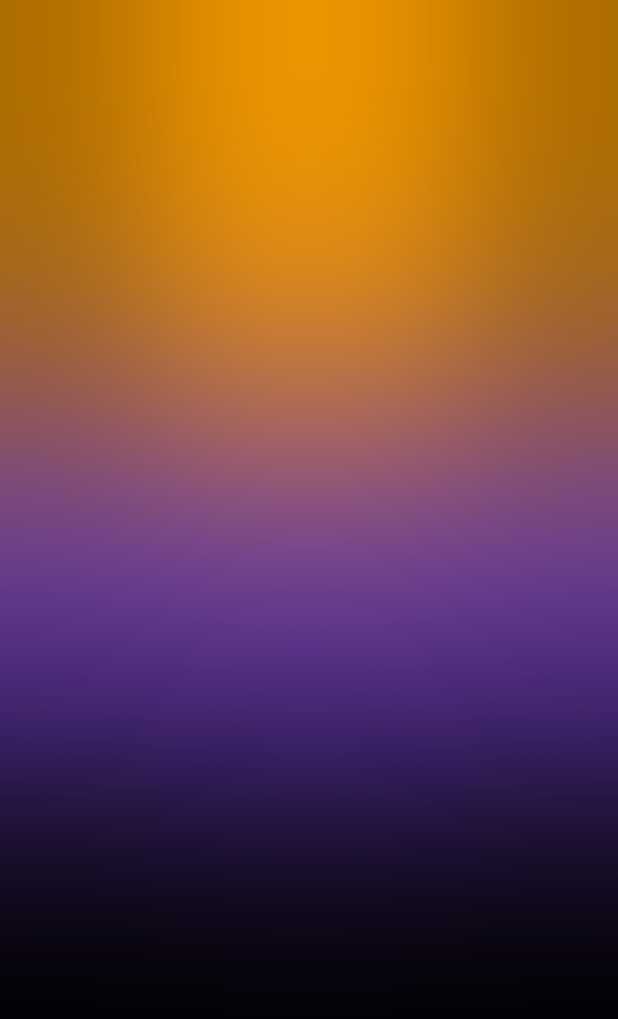
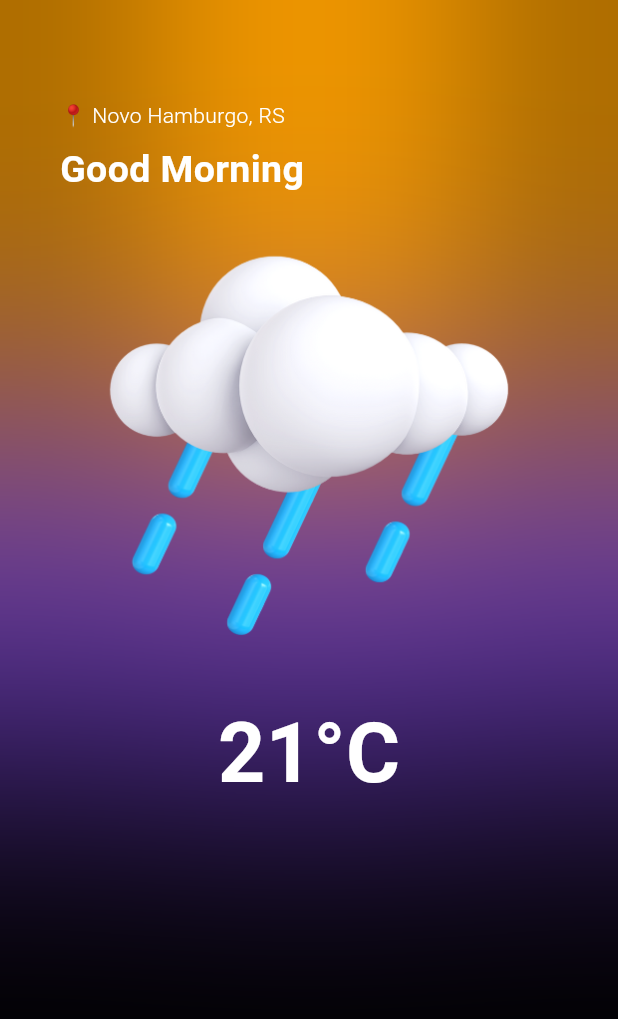
Before and after one commit to Victor-Zarzar/weather-flutter, a Flutter app: the screen it shows after launch, on a phone screen of 412 x 824 dp. Shown: the top 1019 px of the screen. Run offline on Flutter 3.47's test engine with Material 3 defaults, Android fonts, the phone set to English and light mode, and no system bars; our stand-ins replace bloc, equatable.

Commit message:
implement assets, and updates in home page

```diff
--- a/lib/components/app_theme.dart
+++ b/lib/components/app_theme.dart
@@ -23,3 +23,11 @@ class CircleColor {
 
   static Color get secondaryColor => const Color(0xFFFFA000);
 }
+
+class TextColor {
+  TextColor._();
+
+  static Color get primaryColor => const Color(0xFFFFFFFF);
+
+  static Color get secondaryColor => const Color(0x00000000);
+}
--- a/lib/pages/home_page.dart
+++ b/lib/pages/home_page.dart
@@ -15,10 +15,12 @@ class HomePage extends StatelessWidget {
       appBar: AppBar(
         backgroundColor: BackGround.secondaryColor,
         elevation: 0,
-        systemOverlayStyle: const SystemUiOverlayStyle(statusBarBrightness: Brightness.dark,
+        systemOverlayStyle: const SystemUiOverlayStyle(
+          statusBarBrightness: Brightness.dark,
         ),
       ),
-      body: Padding(padding: const EdgeInsets.fromLTRB(40, 1.2 * kToolbarHeight, 40, 20),
+      body: Padding(
+        padding: const EdgeInsets.fromLTRB(40, 1.2 * kToolbarHeight, 40, 20),
         child: SizedBox(
           height: MediaQuery.of(context).size.height,
           child: Stack(
@@ -61,6 +63,44 @@ class HomePage extends StatelessWidget {
                   decoration: BoxDecoration(color: BackGround.secondaryColor),
                 ),
               ),
+              SizedBox(
+                width: MediaQuery.of(context).size.width,
+                height: MediaQuery.of(context).size.height,
+                child: Column(
+                  crossAxisAlignment: CrossAxisAlignment.start,
+                  children: [
+                    Text(
+                      '📍 Novo Hamburgo, RS',
+                      style: TextStyle(
+                        color: TextColor.primaryColor,
+                        fontWeight: FontWeight.w300,
+                      ),
+                    ),
+                    const SizedBox(height: 8),
+                    Text(
+                      'Good Morning',
+                      style: TextStyle(
+                        color: TextColor.primaryColor,
+                        fontSize: 25,
+                        fontWeight: FontWeight.bold,
+                      ),
+                    ),
+                    Image.asset(
+                      'lib/assets/3.png',
+                    ),
+                    Center(
+                      child: Text(
+                        '21°C',
+                        style: TextStyle(
+                          color: TextColor.primaryColor,
+                          fontSize: 55,
+                          fontWeight: FontWeight.w600,
+                        ),
+                      ),
+                    ),
+                  ],
+                ),
+              ),
             ],
           ),
         ),
```
Also changed, not shown: lib/assets/1.png (added), lib/assets/11.png (added), lib/assets/12.png (added), lib/assets/13.png (added), lib/assets/14.png (added), lib/assets/2.png (added), lib/assets/3.png (added), lib/assets/4.png (added), lib/assets/5.png (added), lib/assets/6.png (added), lib/assets/7.png (added), lib/assets/8.png (added), lib/assets/9.png (added). Lines whose indentation alone changed are shown as unchanged.
